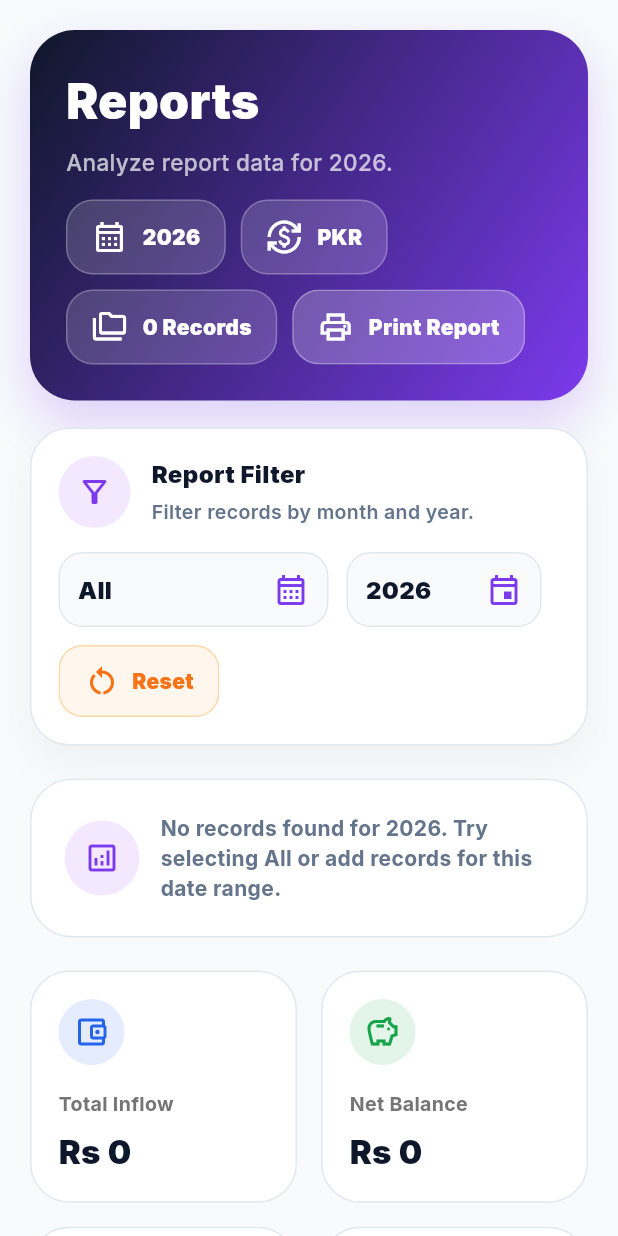
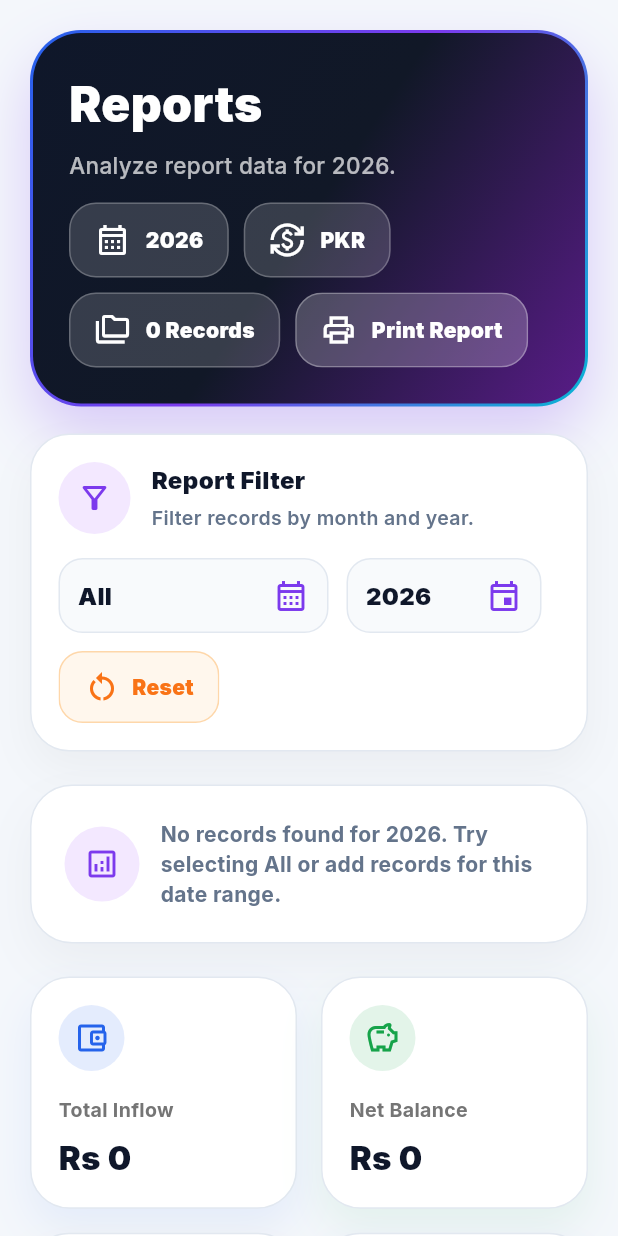
Before and after one commit to MSohail955/budget_home_portal, a Flutter app: the ReportsScreen screen opened directly, on a phone screen of 412 x 824 dp. Run offline on Flutter 3.47's test engine with Material 3 defaults, Android fonts, the phone set to English and light mode, and no system bars; our stand-ins replace fl_chart, flutter_secure_storage, go_router, google_fonts; missing offline and left inert: dart:html; accounts and stored records are empty.

Commit message:
style(reports): improve reports screen UI

```diff
--- a/lib/features/reports/presentation/reports_screen.dart
+++ b/lib/features/reports/presentation/reports_screen.dart
@@ -230,7 +230,7 @@ class ReportsScreen extends StatelessWidget {
     final hasAnyRecords = snapshot.totalRecords > 0;
 
     return Scaffold(
-      backgroundColor: const Color(0xFFF8FAFC),
+      backgroundColor: const Color(0xFFF4F7FB),
       body: SafeArea(
         child: SingleChildScrollView(
           padding: const EdgeInsets.all(20),
@@ -437,23 +437,42 @@ class _ReportsHeader extends StatelessWidget {
 
     return Container(
       width: double.infinity,
-      padding: const EdgeInsets.all(24),
+      padding: const EdgeInsets.all(2),
       decoration: BoxDecoration(
         gradient: const LinearGradient(
-          colors: [Color(0xFF0F172A), Color(0xFF7C3AED)],
+          colors: [
+            Color(0xFF2563EB),
+            Color(0xFF7C3AED),
+            Color(0xFF06B6D4),
+          ],
           begin: Alignment.topLeft,
           end: Alignment.bottomRight,
         ),
-        borderRadius: BorderRadius.circular(30),
+        borderRadius: BorderRadius.circular(34),
         boxShadow: [
           BoxShadow(
-            color: const Color(0xFF7C3AED).withOpacity(0.22),
-            blurRadius: 28,
-            offset: const Offset(0, 14),
+            color: const Color(0xFF7C3AED).withOpacity(0.24),
+            blurRadius: 34,
+            offset: const Offset(0, 18),
           ),
         ],
       ),
-      child: Wrap(
+      child: Container(
+        width: double.infinity,
+        padding: const EdgeInsets.all(24),
+        decoration: BoxDecoration(
+          gradient: const LinearGradient(
+            colors: [
+              Color(0xFF0F172A),
+              Color(0xFF111827),
+              Color(0xFF581C87),
+            ],
+            begin: Alignment.topLeft,
+            end: Alignment.bottomRight,
+          ),
+          borderRadius: BorderRadius.circular(32),
+        ),
+        child: Wrap(
         alignment: WrapAlignment.spaceBetween,
         crossAxisAlignment: WrapCrossAlignment.center,
         runSpacing: 14,
@@ -506,6 +525,7 @@ class _ReportsHeader extends StatelessWidget {
             ],
           ),
         ],
+        ),
       ),
     );
   }
@@ -856,6 +876,13 @@ class _ReportsEmptyState extends StatelessWidget {
         color: Colors.white,
         borderRadius: BorderRadius.circular(28),
         border: Border.all(color: const Color(0xFFE2E8F0)),
+        boxShadow: [
+          BoxShadow(
+            color: const Color(0xFF0F172A).withOpacity(0.045),
+            blurRadius: 26,
+            offset: const Offset(0, 14),
+          ),
+        ],
       ),
       child: Row(
         children: [
@@ -905,6 +932,13 @@ class _ReportSummaryCard extends StatelessWidget {
         color: Colors.white,
         borderRadius: BorderRadius.circular(26),
         border: Border.all(color: const Color(0xFFE2E8F0)),
+        boxShadow: [
+          BoxShadow(
+            color: color.withOpacity(0.08),
+            blurRadius: 24,
+            offset: const Offset(0, 14),
+          ),
+        ],
       ),
       child: Column(
         crossAxisAlignment: CrossAxisAlignment.start,
```
